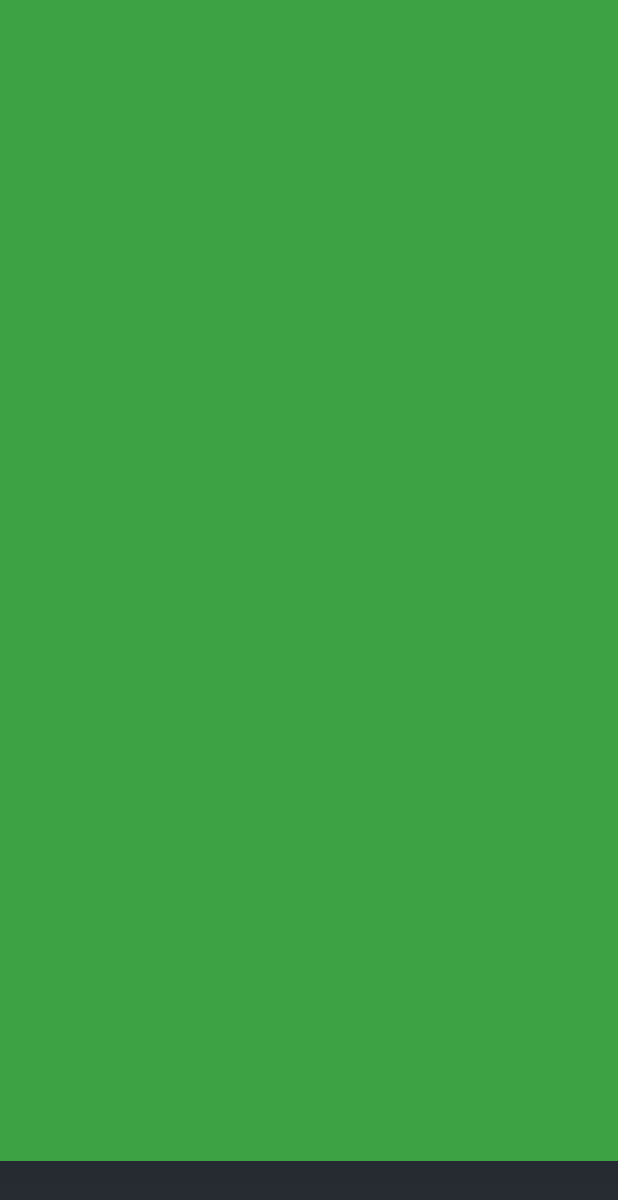
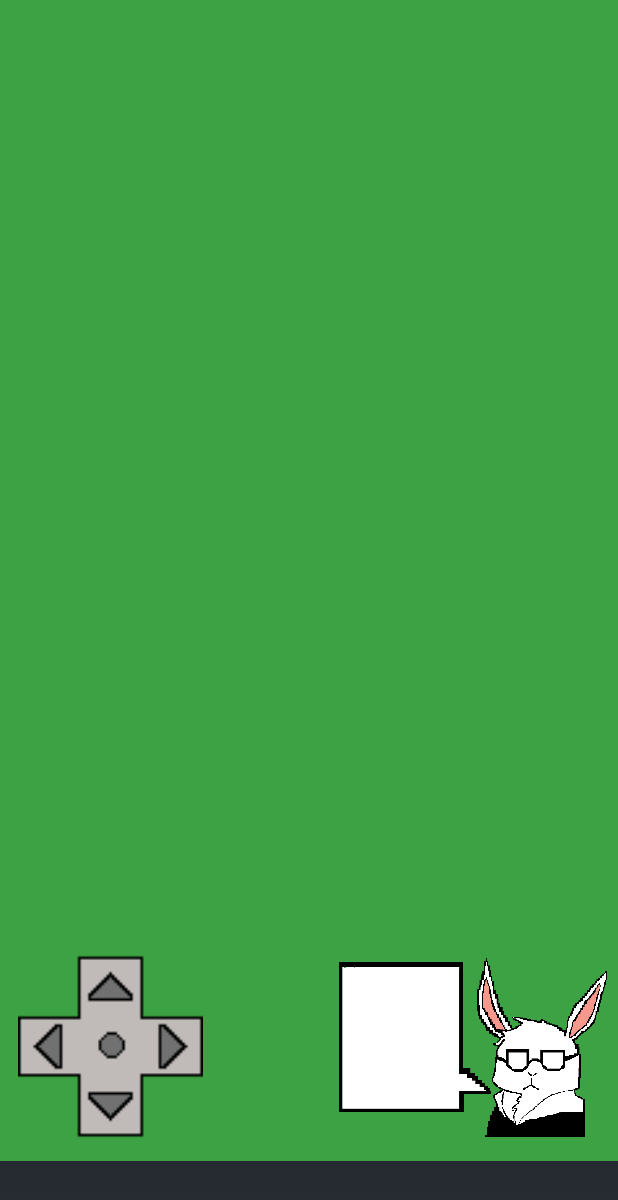
Before and after one commit to masapp/MineGame, an Android app: the GameActivity screen opened directly, with no data from a screen before it, on a phone screen of 412 x 824 dp. Shown: the top 1200 px of the screen. Run offline under Robolectric (Android 15) with nearby library versions, the phone set to English and light mode, and no system bars; our stand-ins replace AdMob; 3 statements that could not run were skipped.

Commit message:
control and say charactor

```diff
--- a/android/mineGame/app/src/main/java/org/masapp/minegame/GameActivity.kt
+++ b/android/mineGame/app/src/main/java/org/masapp/minegame/GameActivity.kt
@@ -67,25 +67,37 @@ class GameActivity : Activity() {
 
     // background
     val background = ImageView(this)
-    val backgroundImage: Bitmap? = getBitmapFromAssets("ground/grass.png")
+    val backgroundImage = getBitmapFromAssets("ground/grass.png")
     background.setImageBitmap(backgroundImage)
     background.scaleType = ImageView.ScaleType.FIT_XY
     val backgroundLP = RelativeLayout.LayoutParams(displaySize.x, displaySize.y - 50.dp)
     backgroundLP.addRule(RelativeLayout.ALIGN_PARENT_TOP)
     relativeLayout.addView(background, backgroundLP)
 
-//    // charactor control button
-//    let controlRect = CGRect(x: 9.6 * wscale, y: 421 * hscale - 50 + safeAreaInsets.top, width: 96 * wscale, height: 96 * hscale)
-//    let control = UIImageView(frame: controlRect)
-//    control.image = UIImage(named: "button_control")
-//    self.view.addSubview(control)
-//
+    // charactor control button
+    val control = ImageView(this)
+    val controlImage = getBitmapFromAssets("footer/button_control.png")
+    control.setImageBitmap(controlImage)
+    val controlLP = RelativeLayout.LayoutParams((96 * wscale).toInt(), (96 * hscale).toInt())
+    controlLP.leftMargin = (9.6 * wscale).toInt()
+    controlLP.topMargin = displaySize.y - 50.dp - (96 * hscale).toInt()
+    relativeLayout.addView(control, controlLP)
+
 //    // chara at say numbers
 //    let charactorRect = CGRect(x: 166.4 * wscale, y: 421 * hscale - 50 + safeAreaInsets.top, width: 150.4 * wscale, height: 96 * hscale)
 //    let sayCharactor = UIImageView(frame: charactorRect)
 //    sayCharactor.image = UIImage(named: "usayuki")
 //    self.view.addSubview(sayCharactor)
-//
+
+    // charactor at say numbers
+    val sayCharactor = ImageView(this)
+    val sayCharactorImage = getBitmapFromAssets("footer/usayuki.png")
+    sayCharactor.setImageBitmap(sayCharactorImage)
+    val sayCharactorLP = RelativeLayout.LayoutParams((150.4 * wscale).toInt(), (96 * hscale).toInt())
+    sayCharactorLP.leftMargin = (166.4 * wscale).toInt()
+    sayCharactorLP.topMargin = displaySize.y - 50.dp - (96 * hscale).toInt()
+    relativeLayout.addView(sayCharactor, sayCharactorLP)
+
 //    // current number
 //    currentNumber.frame = CGRect(x: 189 * wscale, y: 415 * hscale - 50 + safeAreaInsets.top, width: 96 * wscale, height: 96 * hscale)
 //    currentNumber.font = UIFont.systemFont(ofSize: 70 * wscale)
--- a/android/mineGame/app/src/main/java/org/masapp/minegame/TitleActivity.kt
+++ b/android/mineGame/app/src/main/java/org/masapp/minegame/TitleActivity.kt
@@ -23,7 +23,7 @@ class TitleActivity : Activity() {
 
     val constraintLayout = findViewById(R.id.constraintLayout) as ConstraintLayout
     val imageView = ImageView(this)
-    val titleImage: Bitmap? = getBitmapFromAssets("title.png")
+    val titleImage = getBitmapFromAssets("title.png")
     imageView.setImageBitmap(titleImage)
     imageView.scaleType = ImageView.ScaleType.FIT_XY
     constraintLayout.addView(imageView)
```
